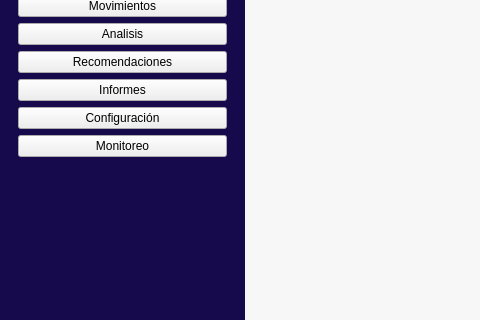
First picture: the form in app/ui/dashboard/dashboard.ui, repository Brando-1510/Proyecto-Integrador-2.0, before the edit; both pictures show x 0 to 480 and y 206 to 526 of the 1360 by 695 pixel window.
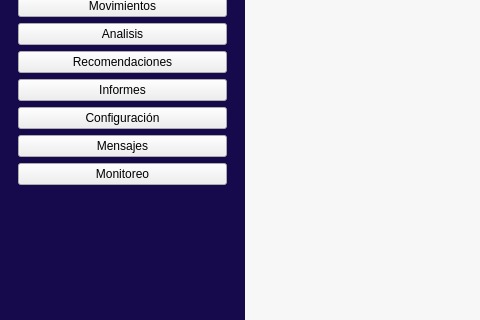
Second picture: the form after the edit. Icons and pictures are not drawn.

Patch:
```diff
--- a/app/ui/dashboard/dashboard.ui
+++ b/app/ui/dashboard/dashboard.ui
@@ -351,6 +351,26 @@
              </property>
             </widget>
            </item>
+           <item>
+            <widget class="QPushButton" name="btnMensajes">
+             <property name="text">
+              <string>Mensajes</string>
+             </property>
+             <property name="icon">
+              <iconset resource="../../resources/resources.qrc">
+               <normaloff>:/icons/menuIcons/email.svg</normaloff>:/icons/menuIcons/email.svg</iconset>
+             </property>
+             <property name="iconSize">
+              <size>
+               <width>25</width>
+               <height>25</height>
+              </size>
+             </property>
+             <property name="boton" stdset="0">
+              <string>Dashboard</string>
+             </property>
+            </widget>
+           </item>
            <item>
             <widget class="QPushButton" name="BtnMonitoreo">
              <property name="text">
```
Left out of the diff: 2 changed lines with no effect on the pictures.
